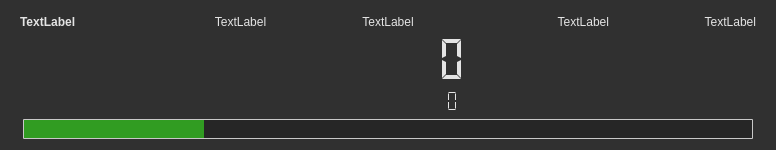
This is LEO_sniffy/GUI/widgetdisplay.ui in jirik09/Sniffy as Qt 5 draws it before an edit. The edited form follows.
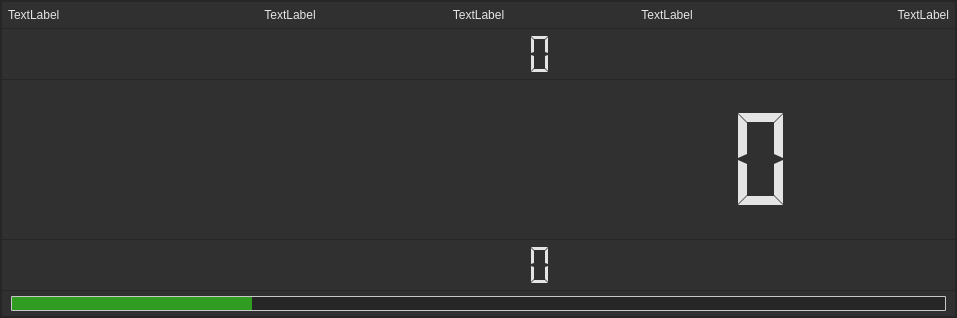
This is the edited form. Icons and pictures are not drawn.

What changed in the file:
```diff
--- a/LEO_sniffy/GUI/widgetdisplay.ui
+++ b/LEO_sniffy/GUI/widgetdisplay.ui
@@ -6,8 +6,8 @@
    <rect>
     <x>0</x>
     <y>0</y>
-    <width>776</width>
-    <height>150</height>
+    <width>957</width>
+    <height>318</height>
    </rect>
   </property>
   <property name="sizePolicy">
@@ -29,7 +29,7 @@
   </property>
   <property name="styleSheet">
    <string notr="true">QObject{
-background-color: rgb(48, 48, 48);
+background-color: rgb(38, 38, 38);
 color: rgb(228, 228, 228);
 font-size: 12px;
 }</string>
@@ -39,13 +39,13 @@
     <number>0</number>
    </property>
    <property name="leftMargin">
-    <number>5</number>
+    <number>0</number>
    </property>
    <property name="topMargin">
     <number>0</number>
    </property>
    <property name="rightMargin">
-    <number>5</number>
+    <number>0</number>
    </property>
    <property name="bottomMargin">
     <number>0</number>
@@ -62,7 +62,9 @@
       </sizepolicy>
      </property>
      <property name="styleSheet">
-      <string notr="true"/>
+      <string notr="true">QObject{
+background-color: rgb(38, 38, 38);
+}</string>
      </property>
      <layout class="QHBoxLayout" name="horizontalLayout">
       <property name="spacing">
@@ -92,6 +94,21 @@
          </sizepolicy>
         </property>
         <layout class="QVBoxLayout" name="verticalLayout">
+         <property name="spacing">
+          <number>1</number>
+         </property>
+         <property name="leftMargin">
+          <number>2</number>
+         </property>
+         <property name="topMargin">
+          <number>2</number>
+         </property>
+         <property name="rightMargin">
+          <number>2</number>
+         </property>
+         <property name="bottomMargin">
+          <number>2</number>
+         </property>
          <item>
           <widget class="QWidget" name="horizontalWidget_labelArea" native="true">
            <property name="sizePolicy">
@@ -104,7 +121,14 @@
             <bool>false</bool>
            </property>
            <property name="styleSheet">
-            <string notr="true"/>
+            <string notr="true">QObject{
+background-color: rgb(48, 48, 48);
+}
+
+QLabel{
+font-size: 12px;
+color: rgb(228, 228, 228);
+}</string>
            </property>
            <layout class="QHBoxLayout" name="horizontalLayout_2">
             <property name="spacing">
@@ -120,7 +144,7 @@
              <number>6</number>
             </property>
             <property name="bottomMargin">
-             <number>0</number>
+             <number>6</number>
             </property>
             <item>
              <widget class="QLabel" name="label_0">
@@ -138,13 +162,10 @@
                </font>
               </property>
               <property name="styleSheet">
-               <string notr="true">QLabel{
-font-size: 12px;
-color: rgb(228, 228, 228);
-}</string>
+               <string notr="true"/>
               </property>
               <property name="text">
-               <string>&lt;html&gt;&lt;head/&gt;&lt;body&gt;&lt;p&gt;&lt;span style=&quot; font-weight:600;&quot;&gt;TextLabel&lt;/span&gt;&lt;/p&gt;&lt;/body&gt;&lt;/html&gt;</string>
+               <string>&lt;html&gt;&lt;head/&gt;&lt;body&gt;&lt;p&gt;TextLabel&lt;/p&gt;&lt;/body&gt;&lt;/html&gt;</string>
               </property>
              </widget>
             </item>
@@ -213,7 +234,7 @@
                <string>TextLabel</string>
               </property>
               <property name="alignment">
-               <set>Qt::AlignRight|Qt::AlignTrailing|Qt::AlignVCenter</set>
+               <set>Qt::AlignCenter</set>
               </property>
              </widget>
             </item>
@@ -247,10 +268,95 @@
            </layout>
           </widget>
          </item>
+         <item>
+          <widget class="QWidget" name="horizontalWidget_avg" native="true">
+           <property name="sizePolicy">
+            <sizepolicy hsizetype="Expanding" vsizetype="Expanding">
+             <horstretch>0</horstretch>
+             <verstretch>0</verstretch>
+            </sizepolicy>
+           </property>
+           <property name="maximumSize">
+            <size>
+             <width>16777215</width>
+             <height>50</height>
+            </size>
+           </property>
+           <property name="styleSheet">
+            <string notr="true">QObject{
+background-color: rgb(48, 48, 48);
+}</string>
+           </property>
+           <layout class="QHBoxLayout" name="horizontalLayout_avg">
+            <property name="spacing">
+             <number>30</number>
+            </property>
+            <property name="leftMargin">
+             <number>6</number>
+            </property>
+            <property name="topMargin">
+             <number>3</number>
+            </property>
+            <property name="rightMargin">
+             <number>6</number>
+            </property>
+            <property name="bottomMargin">
+             <number>3</number>
+            </property>
+            <item>
+             <widget class="QLCDNumber" name="lcdNumber_avg">
+              <property name="sizePolicy">
+               <sizepolicy hsizetype="Expanding" vsizetype="Expanding">
+                <horstretch>0</horstretch>
+                <verstretch>0</verstretch>
+               </sizepolicy>
+              </property>
+              <property name="maximumSize">
+               <size>
+                <width>16777215</width>
+                <height>50</height>
+               </size>
+              </property>
+              <property name="frameShape">
+               <enum>QFrame::NoFrame</enum>
+              </property>
+              <property name="digitCount">
+               <number>14</number>
+              </property>
+              <property name="segmentStyle">
+               <enum>QLCDNumber::Flat</enum>
+              </property>
+             </widget>
+            </item>
+            <item>
+             <widget class="QWidget" name="avg" native="true">
+              <property name="sizePolicy">
+               <sizepolicy hsizetype="Expanding" vsizetype="Expanding">
+                <horstretch>0</horstretch>
+                <verstretch>0</verstretch>
+               </sizepolicy>
+              </property>
+              <property name="minimumSize">
+               <size>
+                <width>15</width>
+                <height>0</height>
+               </size>
+              </property>
+              <property name="maximumSize">
+               <size>
+                <width>120</width>
+                <height>35</height>
+               </size>
+              </property>
+             </widget>
+            </item>
+           </layout>
+          </widget>
+         </item>
          <item>
           <widget class="QWidget" name="horizontalWidget_valueAndUnit" native="true">
            <property name="sizePolicy">
-            <sizepolicy hsizetype="Preferred" vsizetype="Expanding">
+            <sizepolicy hsizetype="Expanding" vsizetype="Expanding">
              <horstretch>0</horstretch>
              <verstretch>0</verstretch>
             </sizepolicy>
@@ -258,9 +364,14 @@
            <property name="minimumSize">
             <size>
              <width>0</width>
-             <height>43</height>
+             <height>25</height>
             </size>
            </property>
+           <property name="styleSheet">
+            <string notr="true">QObject{
+background-color: rgb(48, 48, 48);
+}</string>
+           </property>
            <layout class="QHBoxLayout" name="horizontalLayout_5">
             <property name="spacing">
              <number>30</number>
@@ -269,13 +380,13 @@
              <number>6</number>
             </property>
             <property name="topMargin">
-             <number>0</number>
+             <number>4</number>
             </property>
             <property name="rightMargin">
-             <number>10</number>
+             <number>6</number>
             </property>
             <property name="bottomMargin">
-             <number>0</number>
+             <number>4</number>
             </property>
             <item>
              <widget class="QLCDNumber" name="lcdNumber">
@@ -331,26 +442,110 @@
             <item>
              <widget class="QWidget" name="widget" native="true">
               <property name="sizePolicy">
-               <sizepolicy hsizetype="MinimumExpanding" vsizetype="Expanding">
+               <sizepolicy hsizetype="Expanding" vsizetype="Expanding">
                 <horstretch>0</horstretch>
                 <verstretch>0</verstretch>
                </sizepolicy>
               </property>
               <property name="minimumSize">
                <size>
-                <width>20</width>
+                <width>15</width>
                 <height>0</height>
                </size>
               </property>
               <property name="maximumSize">
                <size>
-                <width>150</width>
-                <height>16777215</height>
+                <width>120</width>
+                <height>80</height>
                </size>
               </property>
               <property name="styleSheet">
-               <string notr="true">image: url(:/graphics/graphics/hz_unit.png);
-border: none</string>
+               <string notr="true"/>
+              </property>
+             </widget>
+            </item>
+           </layout>
+          </widget>
+         </item>
+         <item>
+          <widget class="QWidget" name="horizontalWidget_err" native="true">
+           <property name="sizePolicy">
+            <sizepolicy hsizetype="Expanding" vsizetype="Expanding">
+             <horstretch>0</horstretch>
+             <verstretch>0</verstretch>
+            </sizepolicy>
+           </property>
+           <property name="maximumSize">
+            <size>
+             <width>16777215</width>
+             <height>50</height>
+            </size>
+           </property>
+           <property name="styleSheet">
+            <string notr="true">QObject{
+background-color: rgb(48, 48, 48);
+}</string>
+           </property>
+           <layout class="QHBoxLayout" name="horizontalLayout_avg_2">
+            <property name="spacing">
+             <number>30</number>
+            </property>
+            <property name="leftMargin">
+             <number>6</number>
+            </property>
+            <property name="topMargin">
+             <number>3</number>
+            </property>
+            <property name="rightMargin">
+             <number>6</number>
+            </property>
+            <property name="bottomMargin">
+             <number>3</number>
+            </property>
+            <item>
+             <widget class="QLCDNumber" name="lcdNumber_err">
+              <property name="sizePolicy">
+               <sizepolicy hsizetype="Expanding" vsizetype="Expanding">
+                <horstretch>0</horstretch>
+                <verstretch>0</verstretch>
+               </sizepolicy>
+              </property>
+              <property name="maximumSize">
+               <size>
+                <width>16777215</width>
+                <height>50</height>
+               </size>
+              </property>
+              <property name="frameShape">
+               <enum>QFrame::NoFrame</enum>
+              </property>
+              <property name="digitCount">
+               <number>14</number>
+              </property>
+              <property name="segmentStyle">
+               <enum>QLCDNumber::Flat</enum>
+              </property>
+             </widget>
+            </item>
+            <item>
+             <widget class="QWidget" name="err" native="true">
+              <property name="sizePolicy">
+               <sizepolicy hsizetype="Expanding" vsizetype="Expanding">
+                <horstretch>0</horstretch>
+                <verstretch>0</verstretch>
+               </sizepolicy>
+              </property>
+              <property name="minimumSize">
+               <size>
+                <width>15</width>
+                <height>0</height>
+               </size>
+              </property>
+              <property name="maximumSize">
+               <size>
+                <width>120</width>
+                <height>35</height>
+               </size>
               </property>
              </widget>
             </item>
@@ -371,50 +566,24 @@
              <height>0</height>
             </size>
            </property>
+           <property name="styleSheet">
+            <string notr="true">QObject{
+background-color: rgb(48, 48, 48);
+}</string>
+           </property>
            <layout class="QVBoxLayout" name="verticalLayout_2">
             <property name="spacing">
              <number>6</number>
             </property>
             <property name="topMargin">
-             <number>0</number>
+             <number>5</number>
             </property>
             <property name="rightMargin">
              <number>9</number>
             </property>
             <property name="bottomMargin">
-             <number>2</number>
+             <number>5</number>
             </property>
-            <item>
-             <widget class="QLCDNumber" name="lcdNumber_2">
-              <property name="sizePolicy">
-               <sizepolicy hsizetype="Expanding" vsizetype="Preferred">
-                <horstretch>0</horstretch>
-                <verstretch>0</verstretch>
-               </sizepolicy>
-              </property>
-              <property name="minimumSize">
-               <size>
-                <width>10</width>
-                <height>10</height>
-               </size>
-              </property>
-              <property name="maximumSize">
-               <size>
-                <width>16777215</width>
-                <height>120</height>
-               </size>
-              </property>
-              <property name="frameShape">
-               <enum>QFrame::NoFrame</enum>
-              </property>
-              <property name="digitCount">
-               <number>14</number>
-              </property>
-              <property name="segmentStyle">
-               <enum>QLCDNumber::Flat</enum>
-              </property>
-             </widget>
-            </item>
             <item>
              <widget class="QProgressBar" name="progressBar">
               <property name="sizePolicy">
@@ -432,7 +601,7 @@
               <property name="maximumSize">
                <size>
                 <width>16777215</width>
-                <height>20</height>
+                <height>15</height>
                </size>
               </property>
               <property name="font">
```
Left out of the diff: 2 changed lines with no effect on the pictures.
